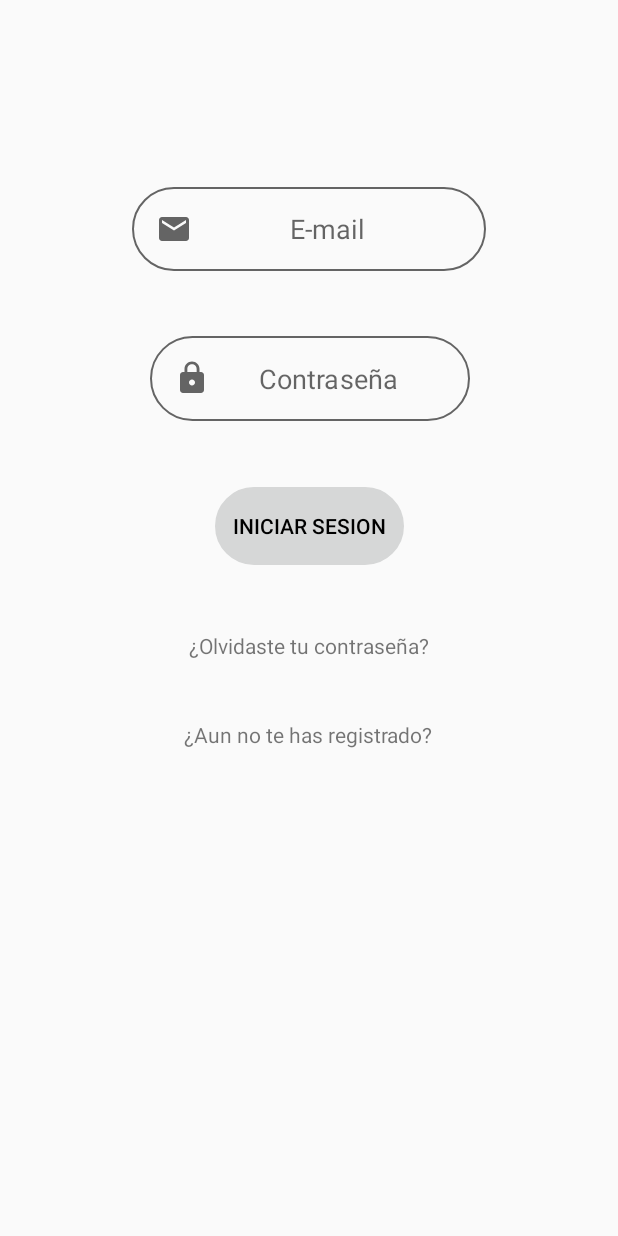
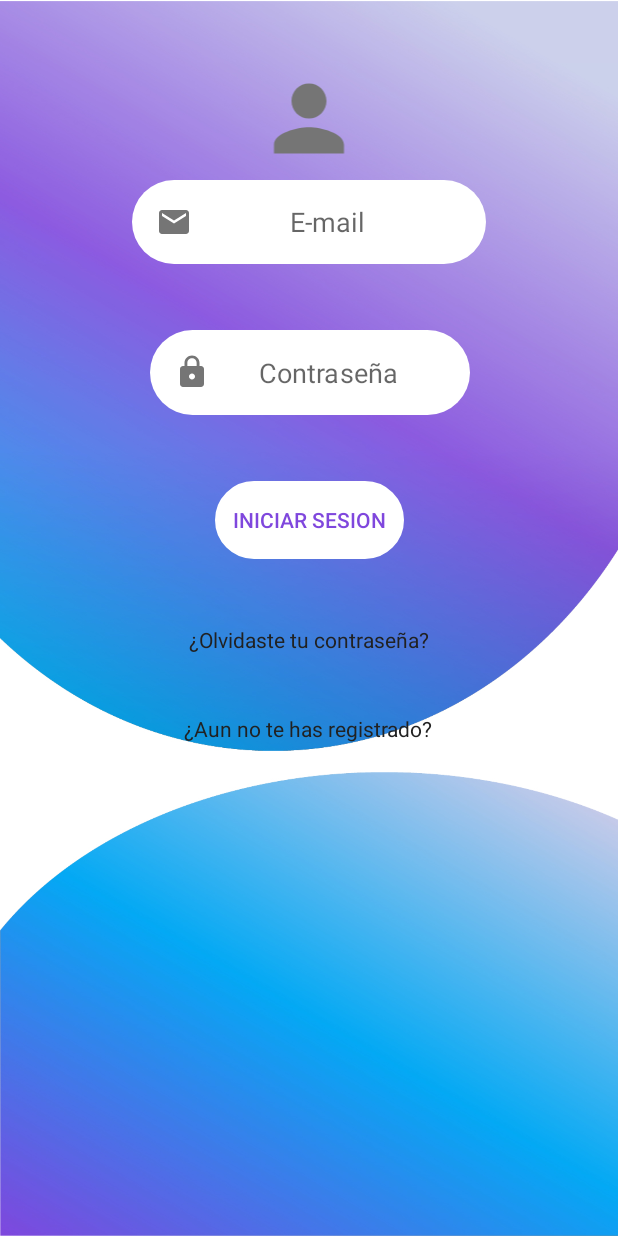
Before and after one commit to ProyectoAEF/Drugstore, an Android app: the layout activity_login.xml on its own in the app's theme, with its tools: preview values and no code run, on a phone screen of 412 x 824 dp. Run offline under Robolectric (Android 15) with nearby library versions, the phone set to English and light mode, and no system bars.

Commit message:
interfaces actualizadas

```diff
--- a/app/src/main/AndroidManifest.xml
+++ b/app/src/main/AndroidManifest.xml
@@ -10,7 +10,6 @@
         android:supportsRtl="true"
         android:theme="@style/AppTheme">
         <activity android:name=".Tienda"></activity>
-        <activity android:name=".Dashboard"/>
         <activity android:name=".Menu" />
         <activity android:name=".ForgotPassActivity" />
         <activity android:name=".MainActivity" />
--- a/app/src/main/java/com/example/drugstore/LoginActivity.kt
+++ b/app/src/main/java/com/example/drugstore/LoginActivity.kt
@@ -8,6 +8,7 @@ import android.view.View
 import android.widget.EditText
 import android.widget.ProgressBar
 import android.widget.Toast
+import androidx.appcompat.app.ActionBar
 import com.google.firebase.auth.FirebaseAuth
 import com.google.firebase.database.FirebaseDatabase
 import com.google.firebase.database.core.utilities.Utilities
@@ -22,6 +23,9 @@ class LoginActivity : AppCompatActivity() {
         setTheme(R.style.AppTheme)
         super.onCreate(savedInstanceState)
         setContentView(R.layout.activity_login)
+
+        val actionBar=supportActionBar
+        actionBar?.hide()
 
         editTextTextEmailAddress=findViewById(R.id.editTextTextEmailAddress)
         editTextTextPassword=findViewById(R.id.editTextTextPassword)
--- a/app/src/main/java/com/example/drugstore/RegisterActivity.kt
+++ b/app/src/main/java/com/example/drugstore/RegisterActivity.kt
@@ -30,6 +30,9 @@ class RegisterActivity : AppCompatActivity() {
     override fun onCreate(savedInstanceState: Bundle?) {
         super.onCreate(savedInstanceState)
         setContentView(R.layout.activity_register)
+
+        val actionBar=supportActionBar
+        actionBar?.hide()
 
         editTextTextPersonName6=findViewById(R.id.editTextTextPersonName6)
         editTextTextPersonName5=findViewById(R.id.editTextTextPersonName5)
--- a/app/src/main/res/drawable/ic_baseline_credit_card_24.xml
+++ b/app/src/main/res/drawable/ic_baseline_credit_card_24.xml
@@ -3,7 +3,7 @@
     android:height="24dp"
     android:viewportWidth="24"
     android:viewportHeight="24"
-    android:tint="?attr/colorControlNormal">
+    android:tint="#757575">
   <path
       android:fillColor="@android:color/white"
       android:pathData="M20,4L4,4c-1.11,0 -1.99,0.89 -1.99,2L2,18c0,1.11 0.89,2 2,2h16c1.11,0 2,-0.89 2,-2L22,6c0,-1.11 -0.89,-2 -2,-2zM20,18L4,18v-6h16v6zM20,8L4,8L4,6h16v2z"/>
--- a/app/src/main/res/drawable/ic_baseline_email_24.xml
+++ b/app/src/main/res/drawable/ic_baseline_email_24.xml
@@ -3,7 +3,7 @@
     android:height="24dp"
     android:viewportWidth="24"
     android:viewportHeight="24"
-    android:tint="?attr/colorControlNormal">
+    android:tint="#757575">
   <path
       android:fillColor="@android:color/white"
       android:pathData="M20,4L4,4c-1.1,0 -1.99,0.9 -1.99,2L2,18c0,1.1 0.9,2 2,2h16c1.1,0 2,-0.9 2,-2L22,6c0,-1.1 -0.9,-2 -2,-2zM20,8l-8,5 -8,-5L4,6l8,5 8,-5v2z"/>
--- a/app/src/main/res/drawable/ic_baseline_lock_24.xml
+++ b/app/src/main/res/drawable/ic_baseline_lock_24.xml
@@ -3,7 +3,7 @@
     android:height="24dp"
     android:viewportWidth="24"
     android:viewportHeight="24"
-    android:tint="?attr/colorControlNormal">
+    android:tint="#757575">
   <path
       android:fillColor="@android:color/white"
       android:pathData="M18,8h-1L17,6c0,-2.76 -2.24,-5 -5,-5S7,3.24 7,6v2L6,8c-1.1,0 -2,0.9 -2,2v10c0,1.1 0.9,2 2,2h12c1.1,0 2,-0.9 2,-2L20,10c0,-1.1 -0.9,-2 -2,-2zM12,17c-1.1,0 -2,-0.9 -2,-2s0.9,-2 2,-2 2,0.9 2,2 -0.9,2 -2,2zM15.1,8L8.9,8L8.9,6c0,-1.71 1.39,-3.1 3.1,-3.1 1.71,0 3.1,1.39 3.1,3.1v2z"/>
--- a/app/src/main/res/drawable/ic_baseline_person_24.xml
+++ b/app/src/main/res/drawable/ic_baseline_person_24.xml
@@ -3,7 +3,7 @@
     android:height="24dp"
     android:viewportWidth="24"
     android:viewportHeight="24"
-    android:tint="?attr/colorControlNormal">
+    android:tint="#757575">
   <path
       android:fillColor="@android:color/white"
       android:pathData="M12,12c2.21,0 4,-1.79 4,-4s-1.79,-4 -4,-4 -4,1.79 -4,4 1.79,4 4,4zM12,14c-2.67,0 -8,1.34 -8,4v2h16v-2c0,-2.66 -5.33,-4 -8,-4z"/>
--- a/app/src/main/res/drawable/round_border.xml
+++ b/app/src/main/res/drawable/round_border.xml
@@ -1,6 +1,4 @@
 <?xml version="1.0" encoding="utf-8"?>
 <shape android:shape="rectangle" xmlns:android="http://schemas.android.com/apk/res/android">
-    <stroke android:color="?attr/colorControlNormal"
-        android:width="1dp"/>
     <corners android:radius="100dp"/>
 </shape>
--- a/app/src/main/res/drawable/splash_screen.xml
+++ b/app/src/main/res/drawable/splash_screen.xml
@@ -1,6 +1,6 @@
 <?xml version="1.0" encoding="utf-8"?>
 <layer-list xmlns:android="http://schemas.android.com/apk/res/android">
     <item>
-        <bitmap android:src="@drawable/splash_art"/>
+        <bitmap android:src="@drawable/splash_art_new"/>
     </item>
 </layer-list>
--- a/app/src/main/res/layout/activity_login.xml
+++ b/app/src/main/res/layout/activity_login.xml
@@ -3,20 +3,16 @@
     xmlns:android="http://schemas.android.com/apk/res/android"
     xmlns:app="http://schemas.android.com/apk/res-auto"
     xmlns:tools="http://schemas.android.com/tools" android:layout_height="match_parent"
-    android:layout_width="match_parent">
+    android:layout_width="match_parent"
+    android:background="@drawable/fondologin">
 
     <androidx.constraintlayout.widget.ConstraintLayout
         android:layout_width="match_parent"
         android:layout_height="wrap_content"
         android:padding="40dp"
-        tools:context=".RegisterActivity">
+        tools:context=".RegisterActivity"
+        >
 
-        <androidx.constraintlayout.widget.ConstraintLayout
-            android:layout_width="match_parent"
-            android:layout_height="match_parent"
-            tools:context=".LoginActivity"
-            tools:layout_editor_absoluteX="40dp"
-            tools:layout_editor_absoluteY="40dp">
 
             <ProgressBar
                 android:id="@+id/progressBar3"
@@ -34,12 +30,14 @@
             android:id="@+id/editTextTextEmailAddress"
             android:layout_width="236dp"
             android:layout_height="56dp"
-                android:layout_marginBottom="43dp"
+            android:layout_marginBottom="44dp"
             android:autofillHints=""
             android:background="@drawable/round_border"
+            android:backgroundTint="#FFFFFF"
             android:drawableStart="@drawable/ic_baseline_email_24"
             android:ems="10"
             android:hint="E-mail"
+            android:textColor="#757575"
             android:inputType="textEmailAddress"
             android:padding="16dp"
             android:textAlignment="center"
@@ -52,8 +50,9 @@
             android:layout_width="wrap_content"
             android:layout_height="wrap_content"
             android:layout_marginStart="12dp"
-                android:layout_marginTop="184dp"
+            android:layout_marginTop="180dp"
             android:background="@drawable/round_border"
+            android:backgroundTint="#FFFFFF"
             android:drawableStart="@drawable/ic_baseline_lock_24"
             android:ems="10"
             android:hint="Contraseña"
@@ -69,10 +68,10 @@
                 android:layout_height="52dp"
                 android:layout_marginTop="44dp"
                 android:background="@drawable/round_bg"
-                android:backgroundTint="?attr/colorButtonNormal"
+                android:backgroundTint="#FFFFFF"
                 android:onClick="login"
                 android:text="Iniciar sesion"
-                android:textColor="@android:color/black"
+                android:textColor="#7F47DD"
                 app:layout_constraintEnd_toEndOf="parent"
                 app:layout_constraintStart_toStartOf="parent"
                 app:layout_constraintTop_toBottomOf="@+id/editTextTextPassword" />
@@ -85,6 +84,7 @@
                 android:gravity="center"
                 android:onClick="forgotpassword"
                 android:text="¿Olvidaste tu contraseña?"
+                android:textColor="#212121"
                 app:layout_constraintEnd_toEndOf="parent"
                 app:layout_constraintHorizontal_bias="0.498"
                 app:layout_constraintStart_toStartOf="parent"
@@ -98,13 +98,22 @@
                 android:gravity="center"
                 android:onClick="register"
                 android:text="¿Aun no te has registrado?"
+                android:textColor="#212121"
                 app:layout_constraintEnd_toEndOf="parent"
                 app:layout_constraintHorizontal_bias="0.497"
                 app:layout_constraintStart_toStartOf="parent"
                 app:layout_constraintTop_toBottomOf="@+id/textView" />
 
-
-        </androidx.constraintlayout.widget.ConstraintLayout>
+        <ImageView
+            android:id="@+id/imageView2"
+            android:layout_width="81dp"
+            android:layout_height="70dp"
+            android:layout_marginTop="4dp"
+            app:layout_constraintEnd_toEndOf="parent"
+            app:layout_constraintHorizontal_bias="0.501"
+            app:layout_constraintStart_toStartOf="parent"
+            app:layout_constraintTop_toTopOf="parent"
+            app:srcCompat="@drawable/ic_baseline_person_24" />
 
 
     </androidx.constraintlayout.widget.ConstraintLayout>
--- a/app/src/main/res/values/styles.xml
+++ b/app/src/main/res/values/styles.xml
@@ -2,13 +2,13 @@
 <!-- Base application theme. -->
 <style name="AppTheme" parent="Theme.AppCompat.Light.DarkActionBar">
     <!-- Customize your theme here. -->
-    <item name="colorPrimary">#97F2C8</item>
-    <item name="colorPrimaryDark">#97F2C8</item>
-    <item name="colorAccent">@color/colorAccent</item>
+    <item name="colorPrimary">#3F51B5</item>
+    <item name="colorPrimaryDark">#303F9F</item>
+    <item name="colorAccent">#03A9F4</item>
 </style>
 
     <style name="Splashtheme" parent="AppTheme">
-        <item name="android:windowBackground">@drawable/splash_screen</item>
+        <item name="android:windowBackground">@drawable/splash_art_new</item>
     </style>
 
 </resources>
```
Also changed, not shown: app/src/main/res/drawable/bg.xml (added, +9 -0 lines), app/src/main/res/drawable/ic_baseline_person_outline_24.xml (added, +10 -0 lines), app/src/main/res/layout/activity_forgot_pass.xml (+4 -4 lines), app/src/main/res/layout/activity_register.xml (+9 -2 lines), app/src/main/res/drawable/fondo2.jpg (added), app/src/main/res/drawable/fondologin.jpg (added), app/src/main/res/drawable/splash_art.jpg (deleted), app/src/main/res/drawable/splash_art_new.jpg (added). Lines whose indentation alone changed are shown as unchanged.
